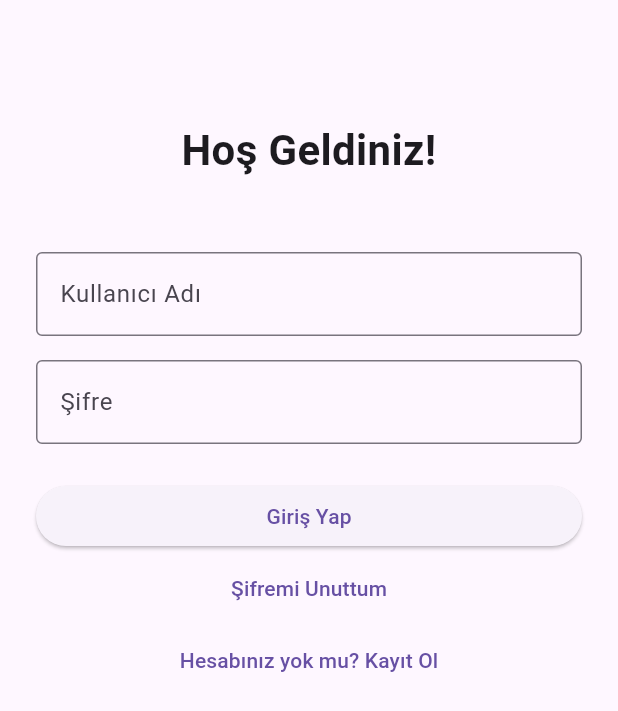
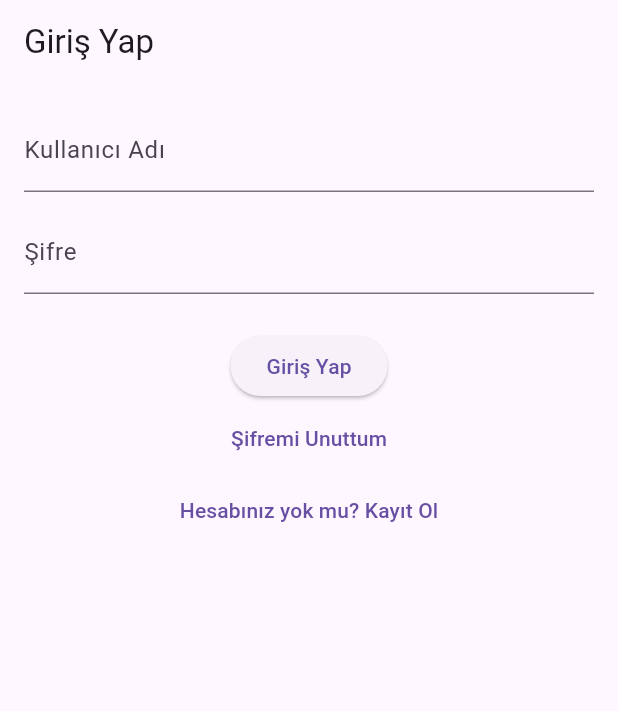
Before and after one commit to lightM3/6_word_memo, a Flutter app: the screen it shows after launch, on a phone screen of 412 x 824 dp. Shown: the top 711 px of the screen. Run offline on Flutter 3.47's test engine with Material 3 defaults, Android fonts, the phone set to English and light mode, and no system bars; our stand-ins replace file_picker, image_picker, pdf, printing.

Commit message:
güncelleme

```diff
--- a/lib/pages/auth/login_page.dart
+++ b/lib/pages/auth/login_page.dart
@@ -1,59 +1,81 @@
 import 'package:flutter/material.dart';
+import 'package:duo_lingo/services/api_service.dart';
 
-class LoginPage extends StatelessWidget {
+class LoginPage extends StatefulWidget {
+  const LoginPage({super.key});
+
+  @override
+  State<LoginPage> createState() => _LoginPageState();
+}
+
+class _LoginPageState extends State<LoginPage> {
   final TextEditingController _usernameController = TextEditingController();
   final TextEditingController _passwordController = TextEditingController();
+  String? errorMessage;
 
   @override
   Widget build(BuildContext context) {
     return Scaffold(
-      resizeToAvoidBottomInset: true,
+      appBar: AppBar(title: const Text('Giriş Yap')),
       body: SingleChildScrollView(
-        padding: EdgeInsets.symmetric(horizontal: 24.0, vertical: 80.0),
+        padding: const EdgeInsets.all(16),
         child: Column(
-          crossAxisAlignment: CrossAxisAlignment.stretch,
           children: [
-            Text(
-              'Hoş Geldiniz!',
-              style: TextStyle(fontSize: 28, fontWeight: FontWeight.bold),
-              textAlign: TextAlign.center,
-            ),
-            SizedBox(height: 48),
             TextField(
               controller: _usernameController,
-              decoration: InputDecoration(
-                labelText: 'Kullanıcı Adı',
-                border: OutlineInputBorder(),
-              ),
+              decoration: const InputDecoration(labelText: 'Kullanıcı Adı'),
             ),
-            SizedBox(height: 16),
+            const SizedBox(height: 12),
             TextField(
               controller: _passwordController,
+              decoration: const InputDecoration(labelText: 'Şifre'),
               obscureText: true,
-              decoration: InputDecoration(
-                labelText: 'Şifre',
-                border: OutlineInputBorder(),
-              ),
             ),
-            SizedBox(height: 24),
+            const SizedBox(height: 12),
+            if (errorMessage != null)
+              Text(errorMessage!, style: const TextStyle(color: Colors.red)),
+            const SizedBox(height: 12),
             ElevatedButton(
-              onPressed: () {
-                // Geçici: giriş başarılı varsayılıyor
-                Navigator.pushReplacementNamed(context, '/home');
+              onPressed: () async {
+                String username = _usernameController.text;
+                String password = _passwordController.text;
+
+                try {
+                  print("Giriş işlemi başlatıldı...");
+                  String? success = await ApiService.login(username, password);
+                  print("Login sonucu: $success");
+
+                  if (success != null) {
+                    print("Login başarılı. Yönlendirme yapılıyor...");
+                    Navigator.pushNamed(context, '/home');
+                  } else {
+                    print("Login başarısız");
+                    setState(() {
+                      errorMessage = 'Geçersiz kullanıcı adı veya şifre.';
+                    });
+                  }
+                } catch (e) {
+                  print("Login sırasında hata oluştu: $e");
+                  setState(() {
+                    errorMessage = 'Bir hata oluştu: $e';
+                  });
+                }
               },
-              child: Text('Giriş Yap'),
+
+              child: const Text('Giriş Yap'),
             ),
+
             TextButton(
               onPressed: () {
                 Navigator.pushNamed(context, '/forgot-password');
               },
-              child: Text('Şifremi Unuttum'),
+              child: const Text('Şifremi Unuttum'),
             ),
             TextButton(
               onPressed: () {
                 Navigator.pushNamed(context, '/register');
               },
-              child: Text('Hesabınız yok mu? Kayıt Ol'),
+              child: const Text('Hesabınız yok mu? Kayıt Ol'),
             ),
           ],
         ),
--- a/pubspec.yaml
+++ b/pubspec.yaml
@@ -34,6 +34,7 @@ dependencies:
   file_picker: ^10.1.2
   pdf: ^3.11.3
   printing: ^5.14.2
+  http: ^1.3.0
 
 
 
```
Also changed, not shown: lib/services/api_service.dart (added, +65 -0 lines), pubspec.lock.
